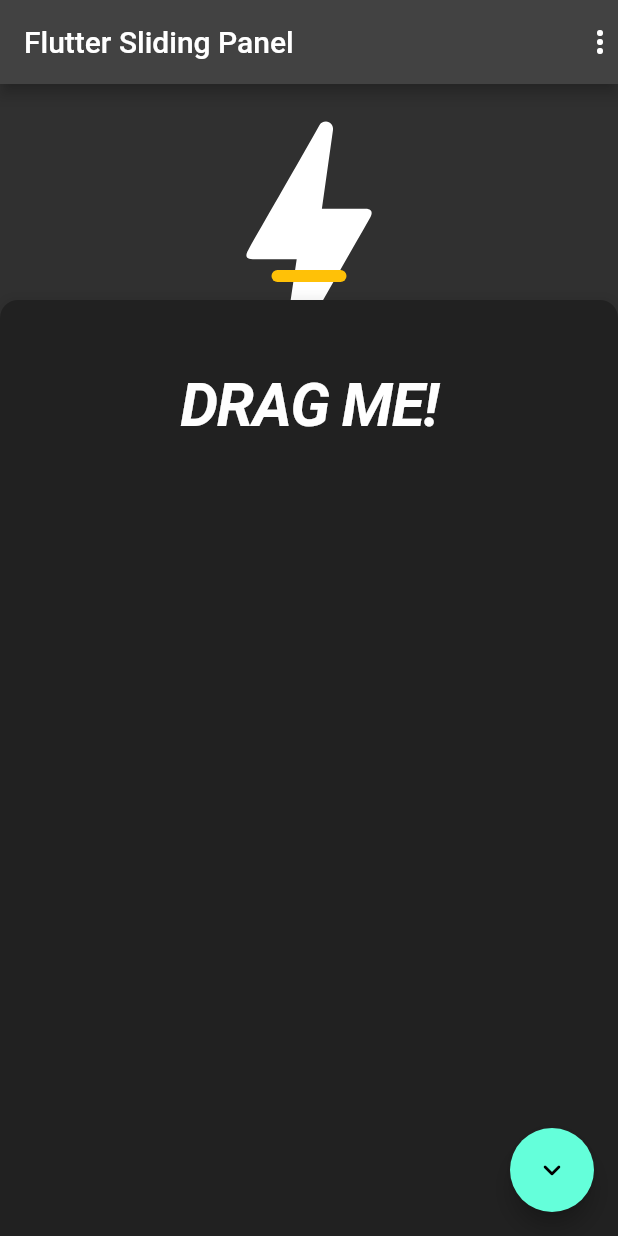
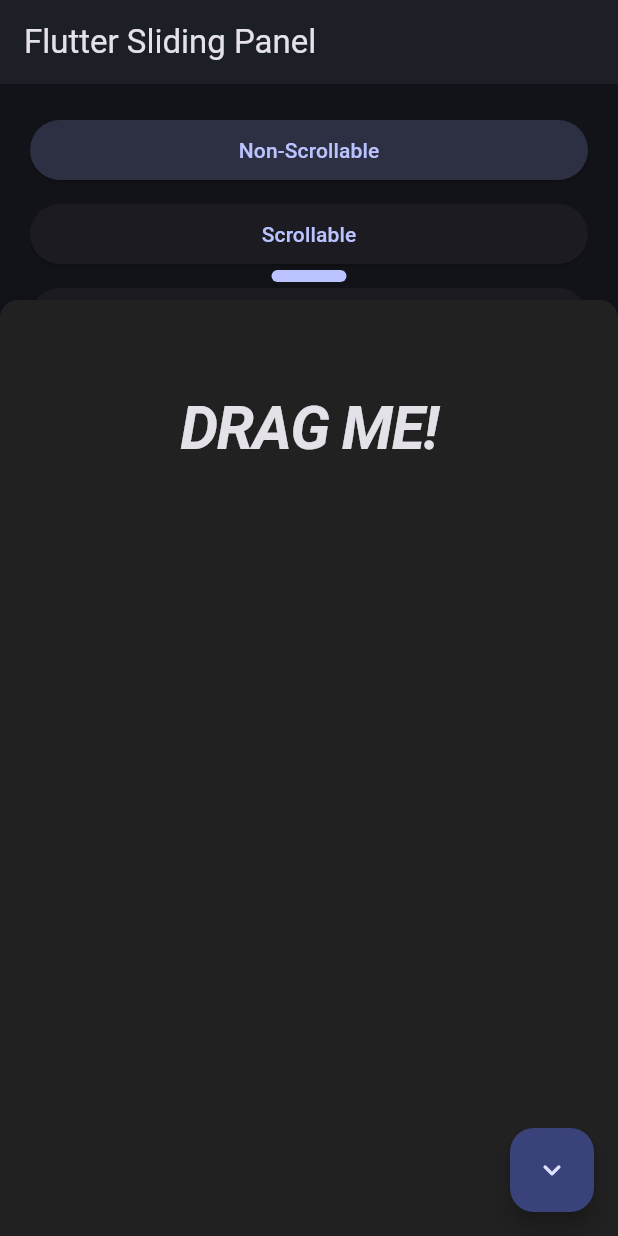
Before and after one commit to dhiyaaulauliyaa/flutter_sliding_panel, a Flutter app: the screen it shows after launch, after a tap on the "keyboard arrow up" icon, on a phone screen of 412 x 824 dp. Run offline on Flutter 3.47's test engine with Material 2 defaults, Android fonts, the light colour scheme and no system bars; our stand-ins replace equatable.

Commit message:
feat(example): :sparkles: improve example

```diff
--- a/example/lib/main.dart
+++ b/example/lib/main.dart
@@ -1,9 +1,16 @@
+import 'package:device_preview/device_preview.dart';
 import 'package:flutter/cupertino.dart';
+import 'package:flutter/gestures.dart';
 import 'package:flutter/material.dart';
 import 'package:flutter_sliding_panel/flutter_sliding_panel.dart';
 
 void main() {
-  runApp(const MyApp());
+  runApp(
+    DevicePreview(
+      builder: (context) => const MyApp(),
+      backgroundColor: Colors.grey[900],
+    ),
+  );
 }
 
 class MyApp extends StatelessWidget {
@@ -13,7 +20,17 @@ class MyApp extends StatelessWidget {
   Widget build(BuildContext context) {
     return MaterialApp(
       title: 'Flutter Sliding Panel',
-      theme: ThemeData(brightness: Brightness.dark),
+      useInheritedMediaQuery: true,
+      locale: DevicePreview.locale(context),
+      builder: DevicePreview.appBuilder,
+      theme: ThemeData(
+        brightness: Brightness.dark,
+        useMaterial3: true,
+        colorSchemeSeed: Colors.indigoAccent,
+        appBarTheme: const AppBarTheme(
+          elevation: 2,
+        ),
+      ),
       home: const MyHomePage(),
     );
   }
@@ -31,6 +48,11 @@ class _MyHomePageState extends State<MyHomePage> {
   int slidingPanelTypeChoice = 0;
 
   @override
+  void initState() {
+    super.initState();
+  }
+
+  @override
   void dispose() {
     controller.dispose();
     super.dispose();
@@ -39,26 +61,8 @@ class _MyHomePageState extends State<MyHomePage> {
   @override
   Widget build(BuildContext context) {
     return Scaffold(
-      appBar: AppBar(
-        title: const Text('Flutter Sliding Panel'),
-        actions: [
-          PopupMenuButton<int>(
-            child: const Icon(Icons.more_vert),
-            onSelected: (value) => setState(
-              () => slidingPanelTypeChoice = value,
-            ),
-            itemBuilder: (BuildContext context) {
-              return List.generate(
-                3,
-                (index) => PopupMenuItem<int>(
-                  value: index,
-                  child: Text(_getTypeFromIndex(index)),
-                ),
-              );
-            },
-          ),
-        ],
-      ),
+      resizeToAvoidBottomInset: false,
+      appBar: AppBar(title: const Text('Flutter Sliding Panel')),
       floatingActionButton: FloatingActionButton(
         child: ValueListenableBuilder<SlidingPanelDetail>(
           valueListenable: controller,
@@ -78,7 +82,36 @@ class _MyHomePageState extends State<MyHomePage> {
           }
         },
       ),
-      body: _slidingPanelWidget(),
+      body: ScrollConfiguration(
+        behavior: ScrollConfiguration.of(context).copyWith(
+          dragDevices: {
+            PointerDeviceKind.touch,
+            PointerDeviceKind.mouse,
+          },
+        ),
+        child: _slidingPanelWidget(
+          ListView.builder(
+            itemCount: 3,
+            padding: const EdgeInsets.all(20),
+            itemBuilder: (context, index) => Padding(
+              padding: const EdgeInsets.only(bottom: 8),
+              child: ElevatedButton(
+                onPressed: () => setState(() => slidingPanelTypeChoice = index),
+
+                style: ButtonStyle(
+
+                  backgroundColor: MaterialStateProperty.resolveWith(
+                    (states) => slidingPanelTypeChoice == index
+                        ? Theme.of(context).colorScheme.onSecondary
+                        : null,
+                  ),
+                ),
+                child: Text(_getTypeFromIndex(index)),
+              ),
+            ),
+          ),
+        ),
+      ),
     );
   }
 
@@ -95,15 +128,22 @@ class _MyHomePageState extends State<MyHomePage> {
     }
   }
 
-  Widget _slidingPanelWidget() {
+  Widget _slidingPanelWidget(Widget body) {
     switch (slidingPanelTypeChoice) {
       case 0:
-        return SlidingPanelExample(controller: controller);
+        return SlidingPanelExample(
+          controller: controller,
+          body: body,
+        );
       case 1:
-        return ScrollableContentSlidingPanelExample(controller: controller);
+        return ScrollableContentSlidingPanelExample(
+          controller: controller,
+          body: body,
+        );
       case 2:
         return MultiScrollableContentSlidingPanelExample(
           controller: controller,
+          body: body,
         );
       default:
         return const SizedBox();
@@ -115,9 +155,11 @@ class SlidingPanelExample extends StatelessWidget {
   const SlidingPanelExample({
     super.key,
     required this.controller,
+    required this.body,
   });
 
   final SlidingPanelController controller;
+  final Widget body;
 
   @override
   Widget build(BuildContext context) {
@@ -147,21 +189,17 @@ class SlidingPanelExample extends StatelessWidget {
           ),
         ],
       ),
-      pageContent: Column(
-        children: const [
-          Icon(Icons.bolt_rounded, size: 200),
-        ],
-      ),
+      pageContent: body,
       leading: Container(
         width: 50,
         height: 8,
         margin: const EdgeInsets.all(12),
         decoration: BoxDecoration(
-          color: Colors.amber,
+          color: Theme.of(context).colorScheme.primary,
           borderRadius: BorderRadius.circular(100),
         ),
       ),
-      panelContent: const Text(
+      panelContent: Text(
         '\nDRAG ME!',
         textAlign: TextAlign.center,
         style: TextStyle(
@@ -169,6 +207,7 @@ class SlidingPanelExample extends StatelessWidget {
           letterSpacing: -1,
           fontWeight: FontWeight.bold,
           fontStyle: FontStyle.italic,
+          color: Theme.of(context).colorScheme.onSurface,
         ),
       ),
     );
@@ -179,9 +218,11 @@ class ScrollableContentSlidingPanelExample extends StatelessWidget {
   const ScrollableContentSlidingPanelExample({
     super.key,
     required this.controller,
+    required this.body,
   });
 
   final SlidingPanelController controller;
+  final Widget body;
 
   @override
   Widget build(BuildContext context) {
@@ -199,8 +240,8 @@ class ScrollableContentSlidingPanelExample extends StatelessWidget {
         indicatorSize: const Size(52, 52),
         indicatorBuilder: (context, isRefreshing, displacement) {
           return DecoratedBox(
-            decoration: const BoxDecoration(
-              color: Colors.amber,
+            decoration: BoxDecoration(
+              color: Theme.of(context).colorScheme.primary,
               shape: BoxShape.circle,
             ),
             child: isRefreshing
@@ -208,7 +249,7 @@ class ScrollableContentSlidingPanelExample extends StatelessWidget {
                     padding: const EdgeInsets.all(12),
                     child: Center(
                       child: CircularProgressIndicator(
-                        color: Colors.grey[700],
+                        color: Theme.of(context).colorScheme.inversePrimary,
                       ),
                     ),
                   )
@@ -216,7 +257,7 @@ class ScrollableContentSlidingPanelExample extends StatelessWidget {
                     angle: displacement * 0.05,
                     child: Icon(
                       Icons.refresh,
-                      color: Colors.grey[700],
+                      color: Theme.of(context).colorScheme.inversePrimary,
                     ),
                   ),
           );
@@ -236,23 +277,19 @@ class ScrollableContentSlidingPanelExample extends StatelessWidget {
           ),
         ],
       ),
-      pageContent: Column(
-        children: const [
-          Icon(Icons.bolt_rounded, size: 200),
-        ],
-      ),
+      pageContent: body,
       panelContentBuilder: (controller, physics) => Column(
         children: [
           Container(
             alignment: Alignment.center,
             padding: const EdgeInsets.symmetric(vertical: 12),
-            color: Colors.white.withOpacity(0.3),
+            color: Theme.of(context).colorScheme.secondary.withOpacity(0.3),
             child: Container(
               height: 4,
               width: 30,
               decoration: BoxDecoration(
                 borderRadius: BorderRadius.circular(100),
-                color: Colors.grey,
+                color: Theme.of(context).colorScheme.secondary,
               ),
             ),
           ),
@@ -263,7 +300,9 @@ class ScrollableContentSlidingPanelExample extends StatelessWidget {
               itemBuilder: (context, index) => Container(
                 height: 50,
                 alignment: Alignment.center,
-                color: Colors.white.withOpacity(index.isEven ? 0.2 : 0.3),
+                color: Theme.of(context).colorScheme.secondary.withOpacity(
+                      index.isEven ? 0.2 : 0.3,
+                    ),
                 child: Text('$index'),
               ),
             ),
@@ -278,9 +317,11 @@ class MultiScrollableContentSlidingPanelExample extends StatefulWidget {
   const MultiScrollableContentSlidingPanelExample({
     super.key,
     required this.controller,
+    required this.body,
   });
 
   final SlidingPanelController controller;
+  final Widget body;
 
   @override
   State<MultiScrollableContentSlidingPanelExample> createState() =>
@@ -324,17 +365,13 @@ class _MultiScrollableContentSlidingPanelExampleState
           ),
         ],
       ),
-      pageContent: Column(
-        children: const [
-          Icon(Icons.bolt_rounded, size: 200),
-        ],
-      ),
+      pageContent: widget.body,
       leading: Container(
         width: 50,
         height: 8,
         margin: const EdgeInsets.all(12),
         decoration: BoxDecoration(
-          color: Colors.amber,
+          color: Theme.of(context).colorScheme.primary,
           borderRadius: BorderRadius.circular(100),
         ),
       ),
@@ -413,7 +450,10 @@ class _MultiScrollableChildTabState extends State<MultiScrollableChildTab>
       itemBuilder: (context, index) => Container(
         height: 50,
         alignment: Alignment.center,
-        color: Colors.white.withOpacity(index.isEven ? 0.2 : 0.3),
+        color: Theme.of(context)
+            .colorScheme
+            .secondary
+            .withOpacity(index.isEven ? 0.2 : 0.3),
         child: Text('Tab ${widget.tabIndex + 1} Item $index'),
       ),
     );
```
